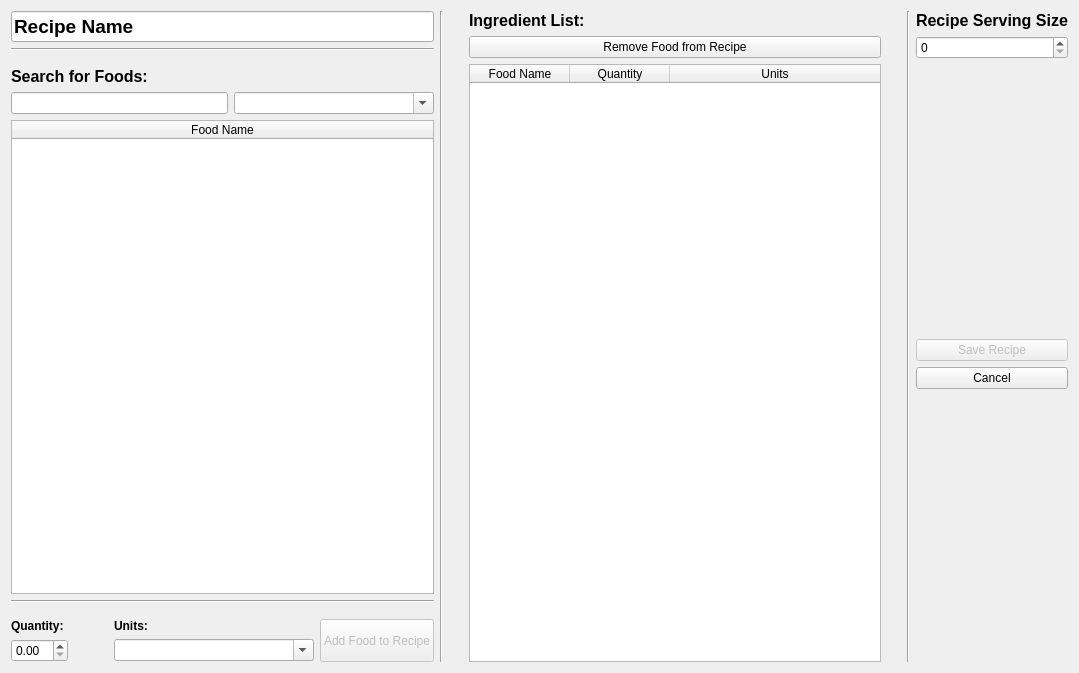
First picture: the form in qt_des_ui/recipeDialog.ui, repository casey-martin/EatersDigest, before the edit.
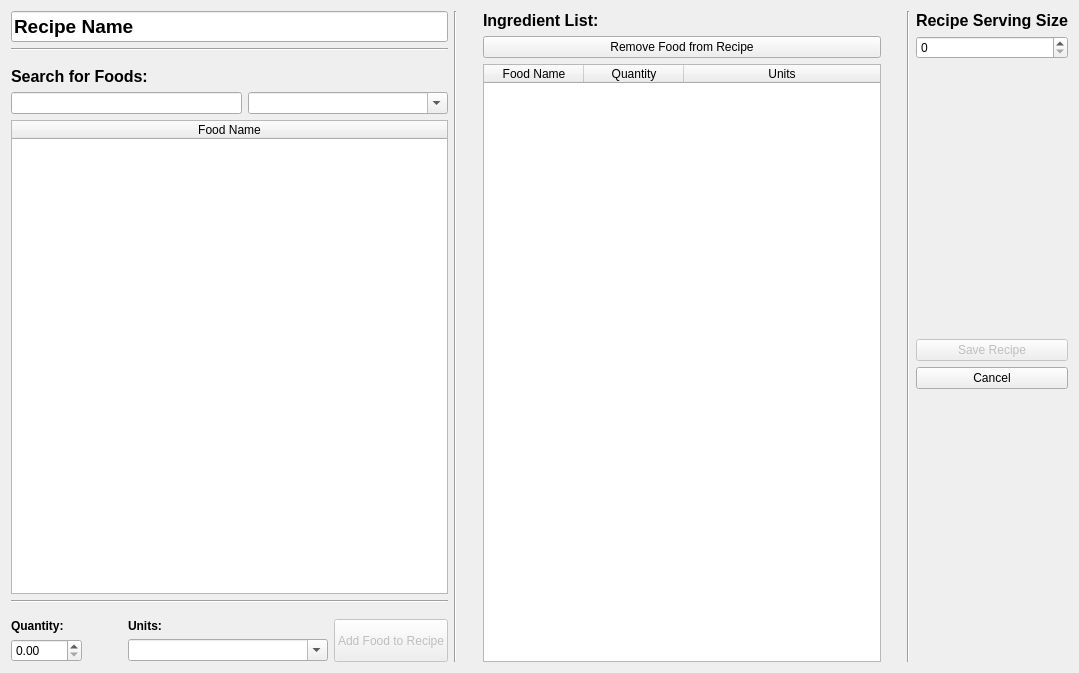
Second picture: the form after the edit.

Commit message: changed maximum for QDoubleSpinBoxes

Patch:
```diff
--- a/qt_des_ui/recipeDialog.ui
+++ b/qt_des_ui/recipeDialog.ui
@@ -197,6 +197,9 @@
              <height>16777215</height>
             </size>
            </property>
+           <property name="maximum">
+            <double>9001.000000000000000</double>
+           </property>
           </widget>
          </item>
          <item row="1" column="1">
```
The commit also changes 3 other files.
